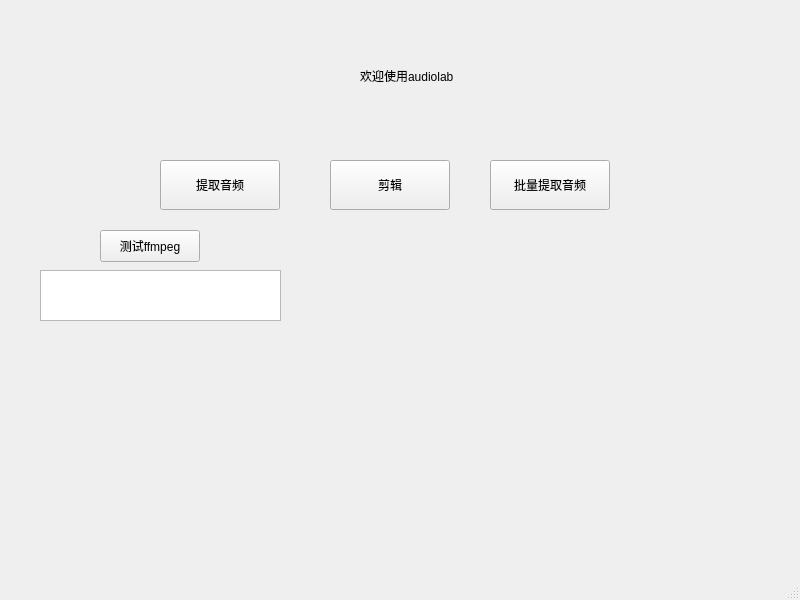
Above: mainwindow.ui from xyzlyz/audiolab before the change. Below: the same form after it.
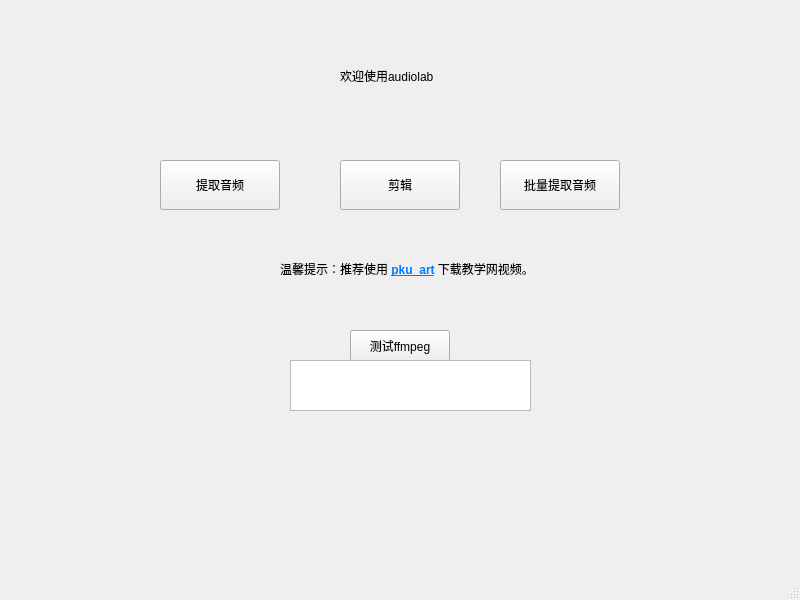
That is the form after the change.

```diff
--- a/mainwindow.ui
+++ b/mainwindow.ui
@@ -17,7 +17,7 @@
    <widget class="QPushButton" name="To_audioextract">
     <property name="geometry">
      <rect>
-      <x>490</x>
+      <x>500</x>
       <y>160</y>
       <width>120</width>
       <height>50</height>
@@ -30,7 +30,7 @@
    <widget class="QLabel" name="label">
     <property name="geometry">
      <rect>
-      <x>360</x>
+      <x>340</x>
       <y>60</y>
       <width>171</width>
       <height>31</height>
@@ -43,8 +43,8 @@
    <widget class="QPushButton" name="To_ffmpeg_test">
     <property name="geometry">
      <rect>
-      <x>100</x>
-      <y>230</y>
+      <x>350</x>
+      <y>330</y>
       <width>100</width>
       <height>32</height>
      </rect>
@@ -56,8 +56,8 @@
    <widget class="QTextBrowser" name="textLog">
     <property name="geometry">
      <rect>
-      <x>40</x>
-      <y>270</y>
+      <x>290</x>
+      <y>360</y>
       <width>241</width>
       <height>51</height>
      </rect>
@@ -66,7 +66,7 @@
    <widget class="QPushButton" name="To_audiocut">
     <property name="geometry">
      <rect>
-      <x>330</x>
+      <x>340</x>
       <y>160</y>
       <width>120</width>
       <height>50</height>
@@ -89,6 +89,25 @@
      <string>提取音频</string>
     </property>
    </widget>
+   <widget class="QLabel" name="label_2">
+    <property name="geometry">
+     <rect>
+      <x>280</x>
+      <y>260</y>
+      <width>331</width>
+      <height>16</height>
+     </rect>
+    </property>
+    <property name="text">
+     <string>温馨提示：推荐使用 &lt;a href='https://github.com/zhuozhiyongde/PKU-Art?tab=readme-ov-file#-安装' style='color: #007AFF; font-weight: bold;'&gt;pku_art&lt;/a&gt; 下载教学网视频。</string>
+    </property>
+    <property name="openExternalLinks">
+     <bool>true</bool>
+    </property>
+    <property name="textInteractionFlags">
+     <set>Qt::TextInteractionFlag::LinksAccessibleByMouse|Qt::TextInteractionFlag::TextSelectableByMouse</set>
+    </property>
+   </widget>
   </widget>
   <widget class="QMenuBar" name="menubar">
    <property name="geometry">
```
